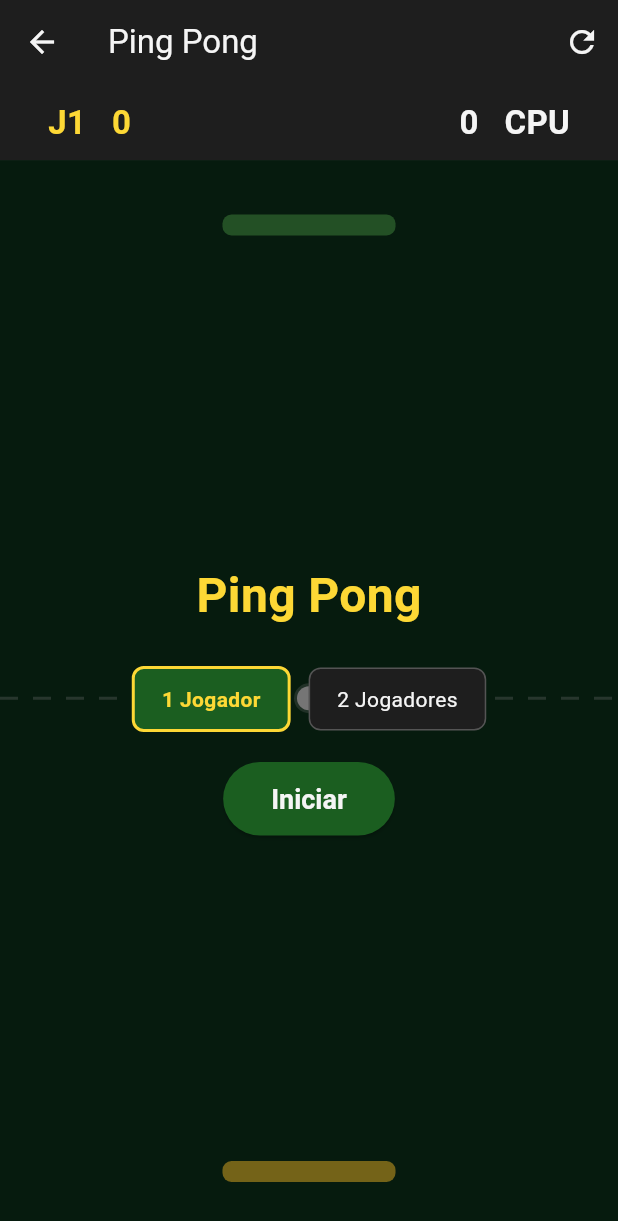
After one commit to feasantos/Pool-Games, a Flutter app: the PingPongScreen screen opened directly, after a tap on "1 Jogador", on a phone screen of 412 x 824 dp. The commit adds this screen. Shown: the top 1221 px of the screen. Run offline on Flutter 3.47's test engine with Material 3 defaults, Android fonts, the phone set to English and light mode, and no system bars.

Commit message:
feat: adicionar jogo Ping Pong com lógica e interface

```diff
--- /dev/null
+++ b/lib/games/ping_pong/ping_pong_game.dart
@@ -0,0 +1,154 @@
+import 'dart:math';
+
+enum PingPongStatus { idle, playing, p1Wins, p2Wins }
+
+class PingPongGame {
+  static const int winScore = 7;
+  static const double ballR = 8.0;
+  static const double paddleH = 14.0;
+  static const double paddleMargin = 36.0;
+  static const double paddleWRatio = 0.28;
+  static const double initSpeed = 5.0;
+  static const double speedStep = 0.25;
+  static const double maxSpeed = 9.5;
+  static const double aiMaxSpeed = 4.2;
+
+  final _rng = Random();
+
+  double width = 0;
+  double height = 0;
+  double ballX = 0;
+  double ballY = 0;
+  double ballDx = 0;
+  double ballDy = 0;
+  double ballSpeed = initSpeed;
+  double p1X = 0;
+  double p2X = 0;
+  int p1Score = 0;
+  int p2Score = 0;
+  PingPongStatus status = PingPongStatus.idle;
+  bool twoPlayer = false;
+
+  double get paddleW => width * paddleWRatio;
+  double get p2Top => paddleMargin;
+  double get p2Bottom => paddleMargin + paddleH;
+  double get p1Top => height - paddleMargin - paddleH;
+  double get p1Bottom => height - paddleMargin;
+
+  void init(double w, double h) {
+    width = w;
+    height = h;
+    p1X = (w - paddleW) / 2;
+    p2X = (w - paddleW) / 2;
+    p1Score = 0;
+    p2Score = 0;
+    status = PingPongStatus.idle;
+    _resetBall(toward: 1);
+  }
+
+  void _resetBall({required int toward}) {
+    ballX = width / 2;
+    ballY = height / 2;
+    ballSpeed = initSpeed;
+    final a = (_rng.nextDouble() * 40 - 20) * pi / 180;
+    ballDx = sin(a) * ballSpeed;
+    ballDy = cos(a) * ballSpeed * toward;
+  }
+
+  void update() {
+    if (status != PingPongStatus.playing) return;
+
+    ballX += ballDx;
+    ballY += ballDy;
+
+    // Side walls
+    if (ballX - ballR <= 0) {
+      ballX = ballR;
+      ballDx = ballDx.abs();
+    } else if (ballX + ballR >= width) {
+      ballX = width - ballR;
+      ballDx = -ballDx.abs();
+    }
+
+    // P1 paddle (bottom) — ball moving down
+    if (ballDy > 0 &&
+        ballY + ballR >= p1Top &&
+        ballY - ballR <= p1Bottom &&
+        ballX + ballR > p1X &&
+        ballX - ballR < p1X + paddleW) {
+      _bounceOffPaddle(p1X, isBottom: true);
+      ballY = p1Top - ballR;
+    }
+
+    // P2 paddle (top) — ball moving up
+    if (ballDy < 0 &&
+        ballY - ballR <= p2Bottom &&
+        ballY + ballR >= p2Top &&
+        ballX + ballR > p2X &&
+        ballX - ballR < p2X + paddleW) {
+      _bounceOffPaddle(p2X, isBottom: false);
+      ballY = p2Bottom + ballR;
+    }
+
+    if (!twoPlayer) _moveAI();
+
+    if (ballY - ballR > height) {
+      p2Score++;
+      _afterScore(p2Scored: true);
+    } else if (ballY + ballR < 0) {
+      p1Score++;
+      _afterScore(p2Scored: false);
+    }
+  }
+
+  void _bounceOffPaddle(double paddleX, {required bool isBottom}) {
+    final t =
+        ((ballX - (paddleX + paddleW / 2)) / (paddleW / 2)).clamp(-1.0, 1.0);
+    final a = t * 60 * pi / 180;
+    ballSpeed = (ballSpeed + speedStep).clamp(initSpeed, maxSpeed);
+    ballDx = sin(a) * ballSpeed;
+    ballDy = isBottom
+        ? -cos(a).abs() * ballSpeed
+        : cos(a).abs() * ballSpeed;
+  }
+
+  void _moveAI() {
+    final target = ballX - paddleW / 2;
+    final diff = target - p2X;
+    p2X = (diff.abs() <= aiMaxSpeed
+            ? target
+            : p2X + (diff > 0 ? aiMaxSpeed : -aiMaxSpeed))
+        .clamp(0, width - paddleW);
+  }
+
+  void _afterScore({required bool p2Scored}) {
+    if (p1Score >= winScore) {
+      status = PingPongStatus.p1Wins;
+    } else if (p2Score >= winScore) {
+      status = PingPongStatus.p2Wins;
+    } else {
+      _resetBall(toward: p2Scored ? 1 : -1);
+    }
+  }
+
+  void setP1Paddle(double touchX) {
+    p1X = (touchX - paddleW / 2).clamp(0, width - paddleW);
+  }
+
+  void setP2Paddle(double touchX) {
+    p2X = (touchX - paddleW / 2).clamp(0, width - paddleW);
+  }
+
+  void start() {
+    _resetBall(toward: 1);
+    status = PingPongStatus.playing;
+  }
+
+  void restart() {
+    p1Score = 0;
+    p2Score = 0;
+    p1X = (width - paddleW) / 2;
+    p2X = (width - paddleW) / 2;
+    start();
+  }
+}
--- /dev/null
+++ b/lib/games/ping_pong/ping_pong_screen.dart
@@ -0,0 +1,310 @@
+import 'package:flutter/material.dart';
+import 'package:flutter/scheduler.dart';
+import '../../shared/theme/app_theme.dart';
+import 'ping_pong_game.dart';
+
+class PingPongScreen extends StatefulWidget {
+  const PingPongScreen({super.key});
+
+  @override
+  State<PingPongScreen> createState() => _PingPongScreenState();
+}
+
+class _PingPongScreenState extends State<PingPongScreen>
+    with SingleTickerProviderStateMixin {
+  final _game = PingPongGame();
+  late Ticker _ticker;
+  bool _initialized = false;
+
+  @override
+  void initState() {
+    super.initState();
+    _ticker = createTicker(_onTick)..start();
+  }
+
+  void _onTick(Duration _) {
+    if (!_initialized || _game.status != PingPongStatus.playing) return;
+    _game.update();
+    setState(() {});
+  }
+
+  @override
+  void dispose() {
+    _ticker.dispose();
+    super.dispose();
+  }
+
+  @override
+  Widget build(BuildContext context) {
+    return Scaffold(
+      backgroundColor: AppTheme.background,
+      appBar: AppBar(
+        title: const Text('Ping Pong'),
+        actions: [
+          IconButton(
+            icon: const Icon(Icons.refresh),
+            tooltip: 'Reiniciar',
+            onPressed: () => setState(() => _game.restart()),
+          ),
+        ],
+      ),
+      body: Column(
+        children: [
+          _buildScoreBar(),
+          Expanded(
+            child: LayoutBuilder(
+              builder: (ctx, constraints) {
+                final size =
+                    Size(constraints.maxWidth, constraints.maxHeight);
+                if (!_initialized) {
+                  _game.init(size.width, size.height);
+                  _initialized = true;
+                }
+                return Stack(
+                  children: [
+                    CustomPaint(
+                      painter: _GamePainter(_game),
+                      size: size,
+                    ),
+                    if (_game.status == PingPongStatus.playing) ...[
+                      if (_game.twoPlayer)
+                        Positioned(
+                          left: 0,
+                          right: 0,
+                          top: 0,
+                          height: size.height / 2,
+                          child: GestureDetector(
+                            behavior: HitTestBehavior.opaque,
+                            onPanUpdate: (d) => setState(
+                                () => _game.setP2Paddle(d.localPosition.dx)),
+                          ),
+                        ),
+                      Positioned(
+                        left: 0,
+                        right: 0,
+                        top: size.height / 2,
+                        bottom: 0,
+                        child: GestureDetector(
+                          behavior: HitTestBehavior.opaque,
+                          onPanUpdate: (d) => setState(
+                              () => _game.setP1Paddle(d.localPosition.dx)),
+                        ),
+                      ),
+                    ] else
+                      _buildOverlay(),
+                  ],
+                );
+              },
+            ),
+          ),
+        ],
+      ),
+    );
+  }
+
+  Widget _buildScoreBar() {
+    final p2Label = _game.twoPlayer ? 'J2' : 'CPU';
+    return Container(
+      color: AppTheme.surface,
+      padding: const EdgeInsets.symmetric(horizontal: 32, vertical: 10),
+      child: Row(
+        mainAxisAlignment: MainAxisAlignment.spaceBetween,
+        children: [
+          Text(
+            'J1   ${_game.p1Score}',
+            style: const TextStyle(
+              color: AppTheme.accent,
+              fontSize: 22,
+              fontWeight: FontWeight.bold,
+            ),
+          ),
+          Text(
+            '${_game.p2Score}   $p2Label',
+            style: const TextStyle(
+              color: AppTheme.textLight,
+              fontSize: 22,
+              fontWeight: FontWeight.bold,
+            ),
+          ),
+        ],
+      ),
+    );
+  }
+
+  Widget _buildOverlay() {
+    final isIdle = _game.status == PingPongStatus.idle;
+    final p1Wins = _game.status == PingPongStatus.p1Wins;
+
+    final String title;
+    final String buttonLabel;
+    if (isIdle) {
+      title = 'Ping Pong';
+      buttonLabel = 'Iniciar';
+    } else if (p1Wins) {
+      title = _game.twoPlayer ? 'Jogador 1 Venceu!' : 'Você Venceu!';
+      buttonLabel = 'Jogar Novamente';
+    } else {
+      title = _game.twoPlayer ? 'Jogador 2 Venceu!' : 'CPU Venceu!';
+      buttonLabel = 'Jogar Novamente';
+    }
+
+    return Positioned.fill(
+      child: Container(
+        color: Colors.black54,
+        child: Center(
+          child: Column(
+            mainAxisSize: MainAxisSize.min,
+            children: [
+              Text(
+                title,
+                style: const TextStyle(
+                  color: AppTheme.accent,
+                  fontSize: 32,
+                  fontWeight: FontWeight.bold,
+                ),
+              ),
+              const SizedBox(height: 24),
+              if (isIdle)
+                Padding(
+                  padding: const EdgeInsets.only(bottom: 20),
+                  child: Row(
+                    mainAxisSize: MainAxisSize.min,
+                    children: [
+                      _ModeChip(
+                        label: '1 Jogador',
+                        selected: !_game.twoPlayer,
+                        onTap: () => setState(() => _game.twoPlayer = false),
+                      ),
+                      const SizedBox(width: 12),
+                      _ModeChip(
+                        label: '2 Jogadores',
+                        selected: _game.twoPlayer,
+                        onTap: () => setState(() => _game.twoPlayer = true),
+                      ),
+                    ],
+                  ),
+                ),
+              ElevatedButton(
+                style: ElevatedButton.styleFrom(
+                  backgroundColor: AppTheme.primary,
+                  foregroundColor: AppTheme.textLight,
+                  padding: const EdgeInsets.symmetric(
+                      horizontal: 32, vertical: 14),
+                  textStyle: const TextStyle(
+                      fontSize: 18, fontWeight: FontWeight.bold),
+                ),
+                onPressed: () => setState(
+                    () => isIdle ? _game.start() : _game.restart()),
+                child: Text(buttonLabel),
+              ),
+            ],
+          ),
+        ),
+      ),
+    );
+  }
+}
+
+class _ModeChip extends StatelessWidget {
+  final String label;
+  final bool selected;
+  final VoidCallback onTap;
+
+  const _ModeChip({
+    required this.label,
+    required this.selected,
+    required this.onTap,
+  });
+
+  @override
+  Widget build(BuildContext context) {
+    return GestureDetector(
+      onTap: onTap,
+      child: AnimatedContainer(
+        duration: const Duration(milliseconds: 200),
+        padding:
+            const EdgeInsets.symmetric(horizontal: 18, vertical: 10),
+        decoration: BoxDecoration(
+          color: selected ? AppTheme.primary : AppTheme.surface,
+          borderRadius: BorderRadius.circular(8),
+          border: Border.all(
+            color: selected ? AppTheme.accent : Colors.white24,
+            width: selected ? 2 : 1,
+          ),
+        ),
+        child: Text(
+          label,
+          style: TextStyle(
+            color: selected ? AppTheme.accent : AppTheme.textLight,
+            fontWeight:
+                selected ? FontWeight.bold : FontWeight.normal,
+          ),
+        ),
+      ),
+    );
+  }
+}
+
+class _GamePainter extends CustomPainter {
+  final PingPongGame game;
+  _GamePainter(this.game);
+
+  @override
+  void paint(Canvas canvas, Size size) {
+    // Table background
+    canvas.drawRect(
+      Rect.fromLTWH(0, 0, size.width, size.height),
+      Paint()..color = const Color(0xFF0D3B1E),
+    );
+
+    // Net (dashed horizontal line at center)
+    final netPaint = Paint()
+      ..color = Colors.white30
+      ..strokeWidth = 2;
+    double x = 0;
+    while (x < size.width) {
+      canvas.drawLine(
+        Offset(x, size.height / 2),
+        Offset(x + 12, size.height / 2),
+        netPaint,
+      );
+      x += 22;
+    }
+
+    // P2 paddle (top — green)
+    canvas.drawRRect(
+      RRect.fromRectAndRadius(
+        Rect.fromLTWH(
+            game.p2X, game.p2Top, game.paddleW, PingPongGame.paddleH),
+        const Radius.circular(6),
+      ),
+      Paint()..color = const Color(0xFF4CAF50),
+    );
+
+    // P1 paddle (bottom — yellow)
+    canvas.drawRRect(
+      RRect.fromRectAndRadius(
+        Rect.fromLTWH(
+            game.p1X, game.p1Top, game.paddleW, PingPongGame.paddleH),
+        const Radius.circular(6),
+      ),
+      Paint()..color = AppTheme.accent,
+    );
+
+    // Ball shadow
+    canvas.drawCircle(
+      Offset(game.ballX, game.ballY),
+      PingPongGame.ballR + 2,
+      Paint()..color = Colors.white24,
+    );
+    // Ball
+    canvas.drawCircle(
+      Offset(game.ballX, game.ballY),
+      PingPongGame.ballR,
+      Paint()..color = Colors.white,
+    );
+  }
+
+  @override
+  bool shouldRepaint(covariant _GamePainter _) => true;
+}
--- a/lib/games/tic_tac_toe/tic_tac_toe_screen.dart
+++ b/lib/games/tic_tac_toe/tic_tac_toe_screen.dart
@@ -92,6 +92,7 @@ class _TicTacToeScreenState extends State<TicTacToeScreen> {
   Widget _buildGame() {
     final game = _game!;
     return Column(
+      crossAxisAlignment: CrossAxisAlignment.center,
       children: [
         const SizedBox(height: 24),
         _buildStatus(game),
@@ -141,10 +142,11 @@ class _TicTacToeScreenState extends State<TicTacToeScreen> {
 
   Widget _buildBoard(TicTacToeGame game) {
     final size = MediaQuery.of(context).size.width * 0.85;
-    return SizedBox(
-      width: size,
-      height: size,
-      child: GridView.builder(
+    return Center(
+      child: SizedBox(
+        width: size,
+        height: size,
+        child: GridView.builder(
         physics: const NeverScrollableScrollPhysics(),
         gridDelegate: const SliverGridDelegateWithFixedCrossAxisCount(
           crossAxisCount: 3,
@@ -161,6 +163,7 @@ class _TicTacToeScreenState extends State<TicTacToeScreen> {
           );
         },
       ),
+    ),
     );
   }
 }
--- a/lib/home/home_screen.dart
+++ b/lib/home/home_screen.dart
@@ -5,6 +5,7 @@ import '../games/tic_tac_toe/tic_tac_toe_screen.dart';
 import '../games/solitaire/solitaire_screen.dart';
 import '../games/truco/truco_screen.dart';
 import '../games/tranca/tranca_screen.dart';
+import '../games/ping_pong/ping_pong_screen.dart';
 
 class HomeScreen extends StatelessWidget {
   const HomeScreen({super.key});
@@ -34,6 +35,12 @@ class HomeScreen extends StatelessWidget {
       icon: Icons.layers,
       route: 'tranca',
     ),
+    (
+      title: 'Ping Pong',
+      description: 'Pong clássico\n1 ou 2 jogadores',
+      icon: Icons.sports_tennis,
+      route: 'pingpong',
+    ),
   ];
 
   void _navigate(BuildContext context, String route) {
@@ -42,6 +49,7 @@ class HomeScreen extends StatelessWidget {
       'solitaire': const SolitaireScreen(),
       'truco': const TrucoScreen(),
       'tranca': const TrancaScreen(),
+      'pingpong': const PingPongScreen(),
     };
     Navigator.push(
       context,
```
Also changed, not shown: 1 other file.
